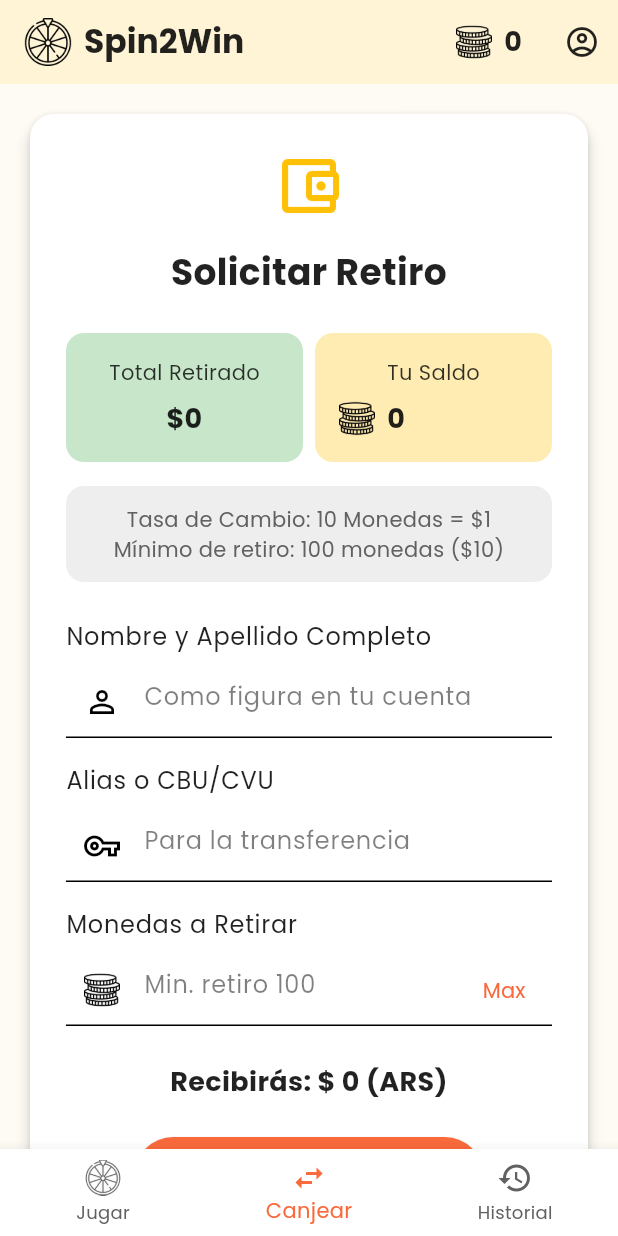
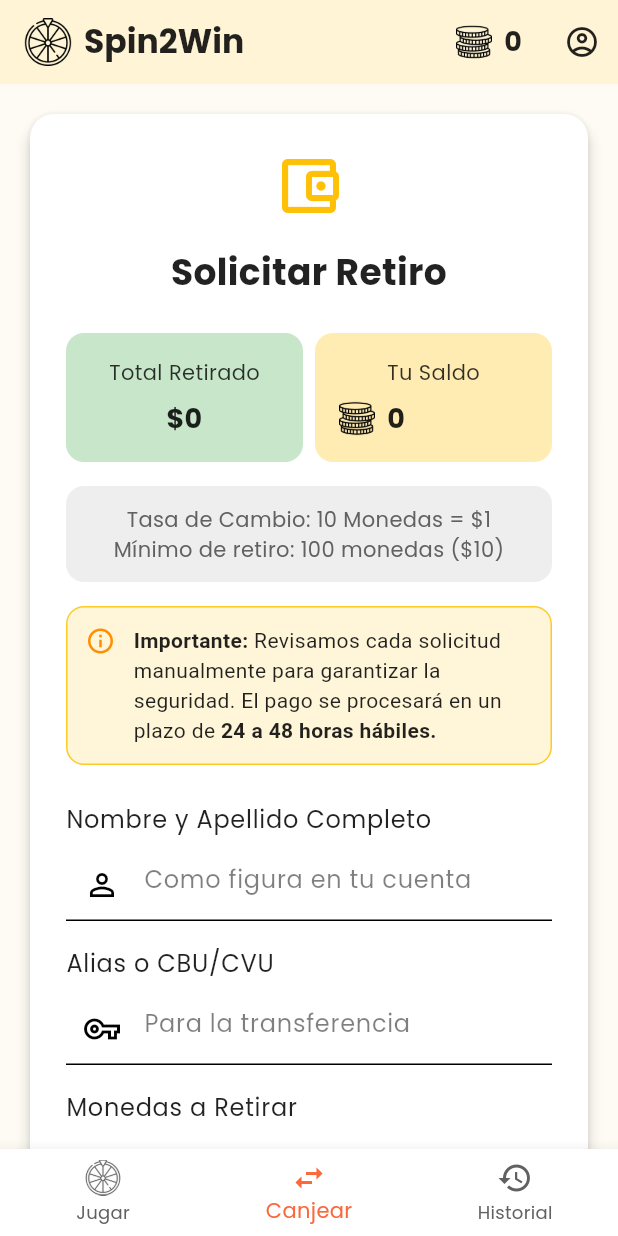
Before and after one commit to AlexisleonelIMP/Spin2Win_V2, a Flutter app: the screen it shows once a user with an empty profile is signed in, item 2 of the bottom bar chosen, on a phone screen of 412 x 824 dp. Run offline on Flutter 3.47's test engine with Material 3 defaults, Android fonts, the phone set to English and light mode, and no system bars; our stand-ins replace cloud_firestore, firebase_auth, firebase_core, google_sign_in, shared_preferences; accounts and stored records are empty; network calls fail.

Commit message:
advertencia de retiro, guardado de datos al retirar

```diff
--- /dev/null
+++ b/devtools_options.yaml
@@ -0,0 +1,3 @@
+description: This file stores settings for Dart & Flutter DevTools.
+documentation: https://docs.flutter.dev/tools/devtools/extensions#configure-extension-enablement-states
+extensions:
--- a/lib/main.dart
+++ b/lib/main.dart
@@ -729,7 +729,6 @@ class _ExchangePageState extends State<ExchangePage> {
   double _amountToReceive = 0.0;
   bool _isLoading = false;
 
-  // ***** CAMBIO: Mínimo de retiro a 100 *****
   final int _exchangeRate = 10;
   final int _minimumWithdrawal = 100;
 
@@ -825,14 +824,19 @@ class _ExchangePageState extends State<ExchangePage> {
         });
 
         transaction.update(userRef, {'coins': currentCoins - coinsToWithdraw});
+
+        // ***** NUEVO: Guardar los datos del usuario para futuros retiros *****
+        transaction.update(userRef, {
+          'withdrawalName': name,
+          'withdrawalAlias': alias,
+        });
       });
 
       ScaffoldMessenger.of(context).showSnackBar(
         const SnackBar(
             content: Text('¡Solicitud de retiro enviada con éxito!')),
       );
-      _nameController.clear();
-      _aliasController.clear();
+      // No limpiamos los controllers de nombre y alias para que se queden guardados
       _coinsController.clear();
     } catch (e) {
       ScaffoldMessenger.of(context).showSnackBar(
@@ -864,12 +868,22 @@ class _ExchangePageState extends State<ExchangePage> {
           return Center(
               child: Text("Error al cargar tus datos: ${userSnapshot.error}"));
         }
-        if (!userSnapshot.hasData) {
+        if (!userSnapshot.hasData || !userSnapshot.data!.exists) {
           return const Center(child: CircularProgressIndicator());
         }
 
-        final userCoins =
-            (userSnapshot.data!.data() as Map<String, dynamic>?)?['coins'] ?? 0;
+        final userData = userSnapshot.data!.data() as Map<String, dynamic>?;
+        final userCoins = userData?['coins'] ?? 0;
+        final savedName = userData?['withdrawalName'] as String?;
+        final savedAlias = userData?['withdrawalAlias'] as String?;
+
+        // Pre-llenar los campos si están vacíos y hay datos guardados
+        if (_nameController.text.isEmpty && savedName != null) {
+          _nameController.text = savedName;
+        }
+        if (_aliasController.text.isEmpty && savedAlias != null) {
+          _aliasController.text = savedAlias;
+        }
 
         return SingleChildScrollView(
           padding: const EdgeInsets.all(16.0),
@@ -967,6 +981,56 @@ class _ExchangePageState extends State<ExchangePage> {
                                   : Colors.grey.shade300),
                     ),
                   ),
+                  const SizedBox(height: 16),
+                  Container(
+                    padding: const EdgeInsets.all(12),
+                    decoration: BoxDecoration(
+                        color: isDarkMode
+                            ? Colors.amber.withOpacity(0.2)
+                            : Colors.amber.withOpacity(0.15),
+                        borderRadius: BorderRadius.circular(12),
+                        border: Border.all(
+                          color: isDarkMode
+                              ? Colors.amber.shade700
+                              : Colors.amber.shade400,
+                          width: 1,
+                        )),
+                    child: Row(
+                      crossAxisAlignment: CrossAxisAlignment.start,
+                      children: [
+                        Icon(
+                          Icons.info_outline,
+                          color: isDarkMode
+                              ? Colors.amber.shade200
+                              : Colors.amber.shade800,
+                          size: 20,
+                        ),
+                        const SizedBox(width: 12),
+                        Expanded(
+                          child: Text.rich(TextSpan(
+                              style: TextStyle(
+                                color: Theme.of(context)
+                                    .textTheme
+                                    .bodyMedium
+                                    ?.color,
+                              ),
+                              children: const [
+                                TextSpan(
+                                    text: 'Importante: ',
+                                    style:
+                                        TextStyle(fontWeight: FontWeight.bold)),
+                                TextSpan(
+                                    text:
+                                        'Revisamos cada solicitud manualmente para garantizar la seguridad. El pago se procesará en un plazo de '),
+                                TextSpan(
+                                    text: '24 a 48 horas hábiles.',
+                                    style:
+                                        TextStyle(fontWeight: FontWeight.bold)),
+                              ])),
+                        ),
+                      ],
+                    ),
+                  ),
                   const SizedBox(height: 24),
                   _buildTextField(
                     context: context,
@@ -988,7 +1052,6 @@ class _ExchangePageState extends State<ExchangePage> {
                       context: context,
                       controller: _coinsController,
                       label: 'Monedas a Retirar',
-                      // ***** CAMBIO: Hint de retiro a 100 *****
                       hint: 'Min. retiro 100',
                       prefixIconWidget: Padding(
                         padding: const EdgeInsets.all(12.0),
```
